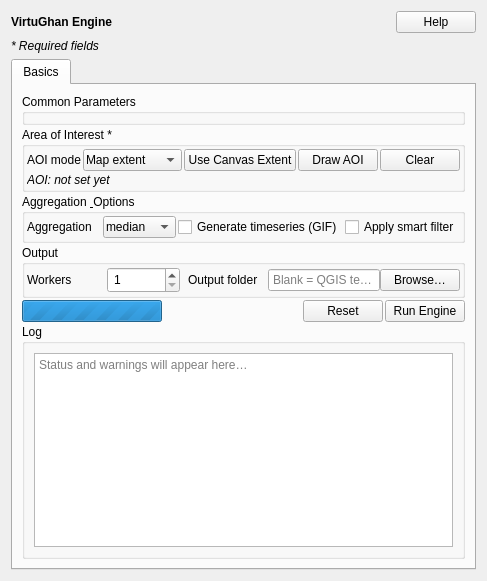
virtughan/qgis-plugin, file virtughan_qgis/engine/engine_form.ui: the form before one commit.
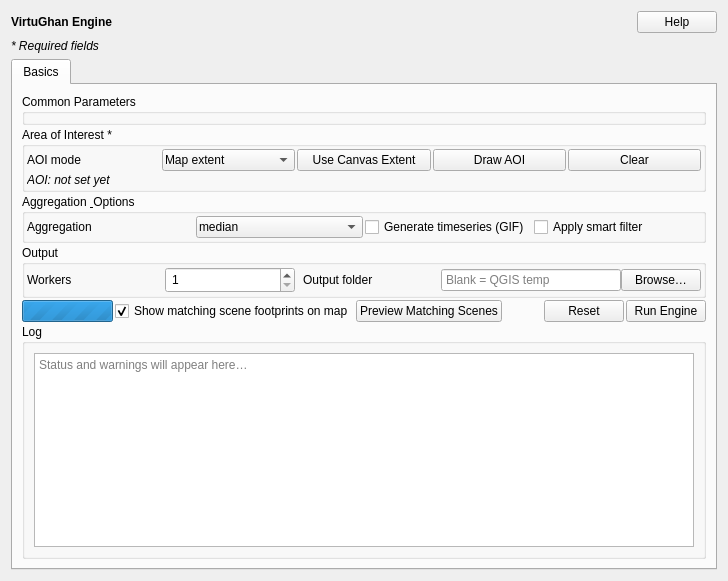
The form after the commit.

Commit message: feat(search): add scene preview controls and optional footprint layers in engine/extractor

Diff of the .ui file:
```diff
--- a/virtughan_qgis/engine/engine_form.ui
+++ b/virtughan_qgis/engine/engine_form.ui
@@ -231,6 +231,18 @@
            <property name="toolTip"><string>Shows while job is running</string></property>
           </widget>
          </item>
+         <item>
+          <widget class="QCheckBox" name="showSceneFootprintsCheck">
+           <property name="text"><string>Show matching scene footprints on map</string></property>
+           <property name="checked"><bool>true</bool></property>
+          </widget>
+         </item>
+         <item>
+          <widget class="QPushButton" name="previewScenesButton">
+           <property name="text"><string>Preview Matching Scenes</string></property>
+           <property name="toolTip"><string>Search matching scenes using current AOI/date/cloud filters</string></property>
+          </widget>
+         </item>
          <item>
           <spacer name="runSpacer">
            <property name="orientation"><enum>Qt::Horizontal</enum></property>
```
The commit also changes 3 other files.
